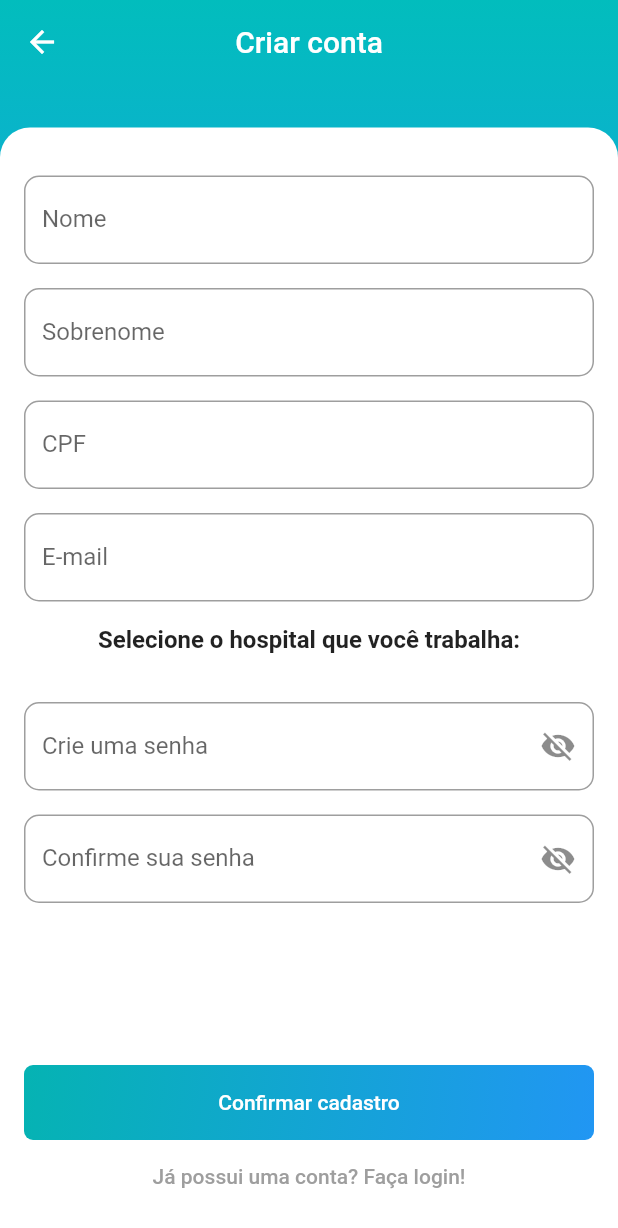
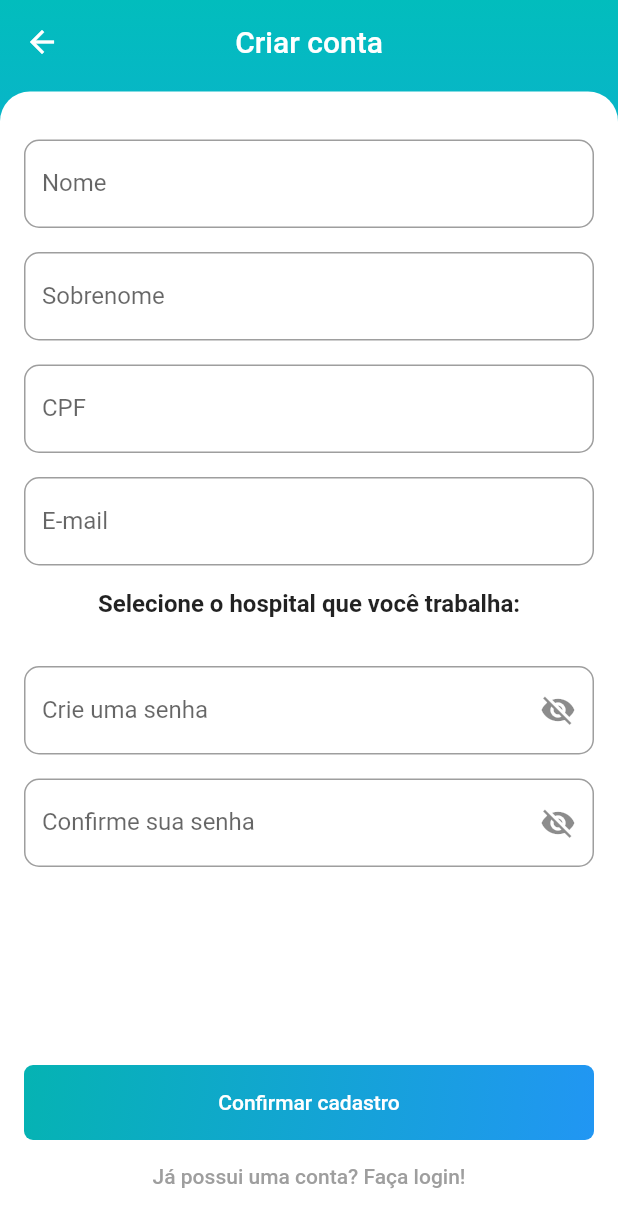
Before and after one commit to Gabriellimmaa/ppeu-app-TCC, a Flutter app: the SignupScreen screen opened by its route, on a phone screen of 412 x 824 dp. Shown: the top 1228 px of the screen. Run offline on Flutter 3.47's test engine with Material 2 defaults, Android fonts, the phone set to English and light mode, and no system bars; our stand-ins replace mask_text_input_formatter, shared_preferences, supabase, syncfusion_flutter_charts; accounts and stored records are empty.

Commit message:
Update CustomScaffold.widget.dart

```diff
--- a/lib/widgets/CustomScaffold.widget.dart
+++ b/lib/widgets/CustomScaffold.widget.dart
@@ -2,24 +2,24 @@ import 'package:flutter/material.dart';
 import 'package:ppeu/widgets/GradientContainer.widget.dart';
 
 class CustomScaffold extends Scaffold {
-  CustomScaffold(
-      {Widget? body,
-      PreferredSizeWidget? appBar,
-      bool extendBodyBehindAppBar = true,
-      Widget? bottomNavigationBar,
-      BottomNa})
-      : super(
+  CustomScaffold({
+    Widget? body,
+    PreferredSizeWidget? appBar,
+    bool extendBodyBehindAppBar = true,
+    Widget? bottomNavigationBar,
+  }) : super(
           body: gradientContainer(
             child: Column(
               children: [
-                SizedBox(height: 80),
+                SizedBox(
+                  child: appBar,
+                ),
                 Expanded(
                   child: body!,
                 ),
               ],
             ),
           ),
-          appBar: appBar,
           extendBodyBehindAppBar: extendBodyBehindAppBar,
           bottomNavigationBar: bottomNavigationBar,
         );
```
